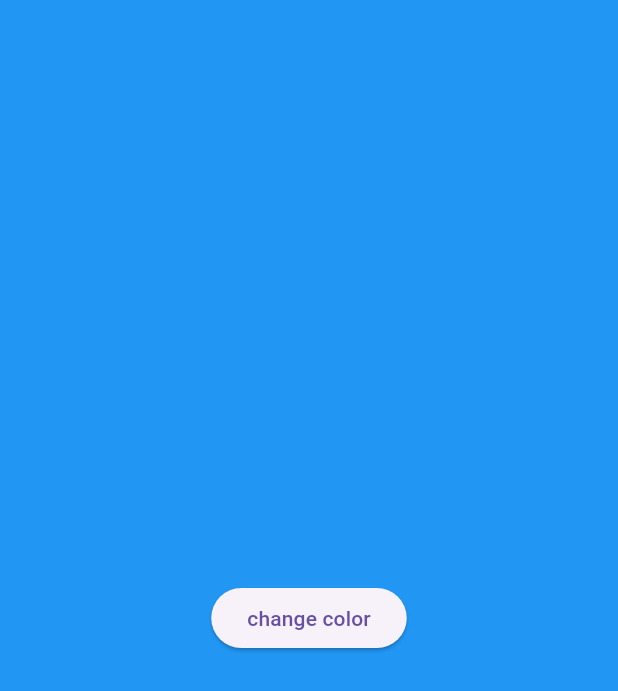
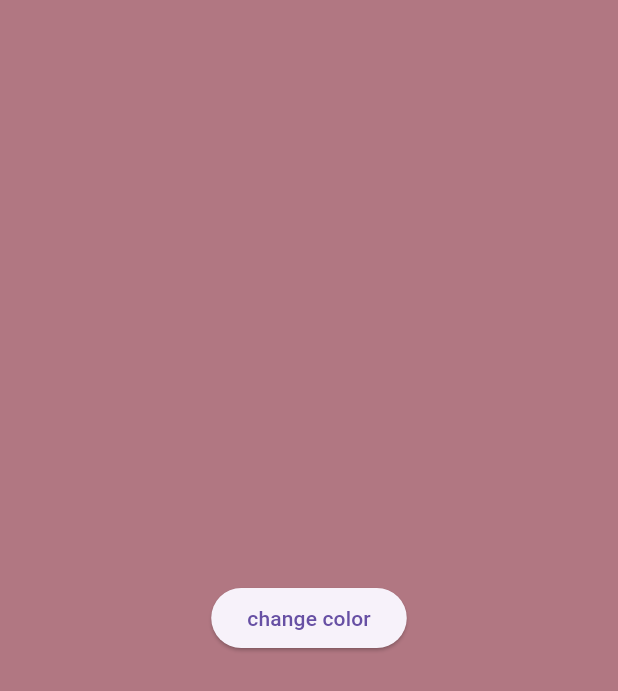
Before and after one commit to Alireza-Seif/simple-bloc, a Flutter app: the screen it shows after launch, after a tap on "change color", on a phone screen of 412 x 824 dp. Shown: the top 691 px of the screen. Run offline on Flutter 3.47's test engine with Material 3 defaults, Android fonts, the phone set to English and light mode, and no system bars; our stand-ins replace flutter_bloc.

Commit message:
feat: add ColorRePaint

```diff
--- a/lib/bloc/home_bloc.dart
+++ b/lib/bloc/home_bloc.dart
@@ -1,8 +1,23 @@
+import 'dart:math';
+
 import 'package:flutter/material.dart';
+import 'package:flutter/widgets.dart';
 import 'package:flutter_bloc/flutter_bloc.dart';
 import 'package:simple_bloc/bloc/home_event.dart';
 import 'package:simple_bloc/bloc/home_state.dart';
 
 class HomeBloc extends Bloc<HomeEvent, HomeState> {
-  HomeBloc() : super(ColorInit(Colors.black));
+  HomeBloc() : super(ColorInit(Colors.black)) {
+    on<ChangeColorEvent>(
+      (event, emit) {
+        emit(
+          ColorRePaint(
+            Color(
+              Random().nextInt(0xffffffff),
+            ),
+          ),
+        );
+      },
+    );
+  }
 }
--- a/lib/bloc/home_state.dart
+++ b/lib/bloc/home_state.dart
@@ -6,3 +6,8 @@ class ColorInit extends HomeState {
   final Color color;
   ColorInit(this.color);
 }
+
+class ColorRePaint extends HomeState {
+  final Color color;
+  ColorRePaint(this.color);
+}
--- a/lib/main.dart
+++ b/lib/main.dart
@@ -1,4 +1,6 @@
 import 'package:flutter/material.dart';
+import 'package:flutter_bloc/flutter_bloc.dart';
+import 'package:simple_bloc/bloc/home_bloc.dart';
 import 'package:simple_bloc/ui/home_screen.dart';
 
 void main() {
@@ -10,8 +12,11 @@ class MainApp extends StatelessWidget {
 
   @override
   Widget build(BuildContext context) {
-    return const MaterialApp(
-      home: HomeScreen(),
+    return MaterialApp(
+      home: BlocProvider(
+        create: (context) => HomeBloc(),
+        child: const HomeScreen(),
+      ),
     );
   }
 }
--- a/lib/ui/home_screen.dart
+++ b/lib/ui/home_screen.dart
@@ -1,4 +1,8 @@
 import 'package:flutter/material.dart';
+import 'package:flutter_bloc/flutter_bloc.dart';
+import 'package:simple_bloc/bloc/home_bloc.dart';
+import 'package:simple_bloc/bloc/home_event.dart';
+import 'package:simple_bloc/bloc/home_state.dart';
 
 class HomeScreen extends StatefulWidget {
   const HomeScreen({super.key});
@@ -13,12 +17,24 @@ class _HomeScreenState extends State<HomeScreen> {
     return Scaffold(
       body: Stack(
         children: [
-          Container(
-            color: Colors.blue,
+          BlocBuilder<HomeBloc, HomeState>(
+            builder: (context, state) {
+              if (state is ColorInit) {
+                return Container(color: state.color);
+              }
+              if (state is ColorRePaint) {
+                return Container(
+                  color: state.color,
+                );
+              }
+              return Container(color: Colors.black);
+            },
           ),
           Center(
             child: ElevatedButton(
-              onPressed: () {},
+              onPressed: () {
+                context.read<HomeBloc>().add(ChangeColorEvent());
+              },
               child: const Text('change color'),
             ),
           )
```
